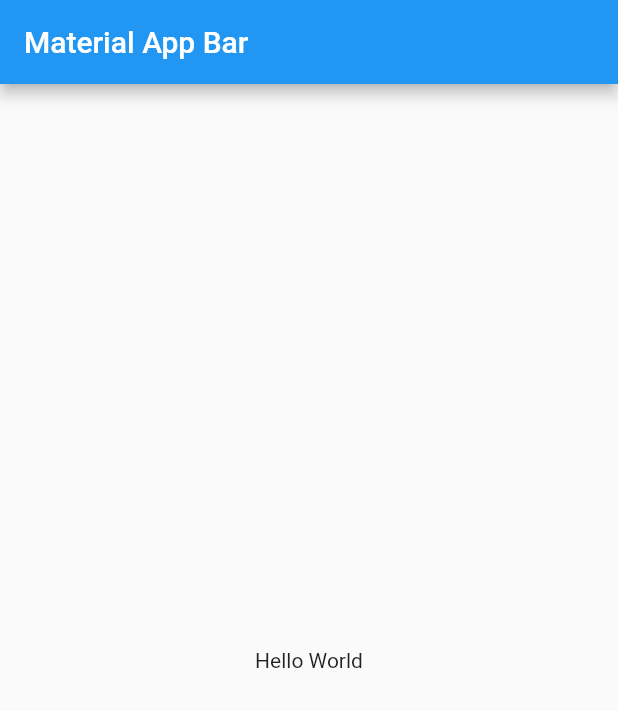
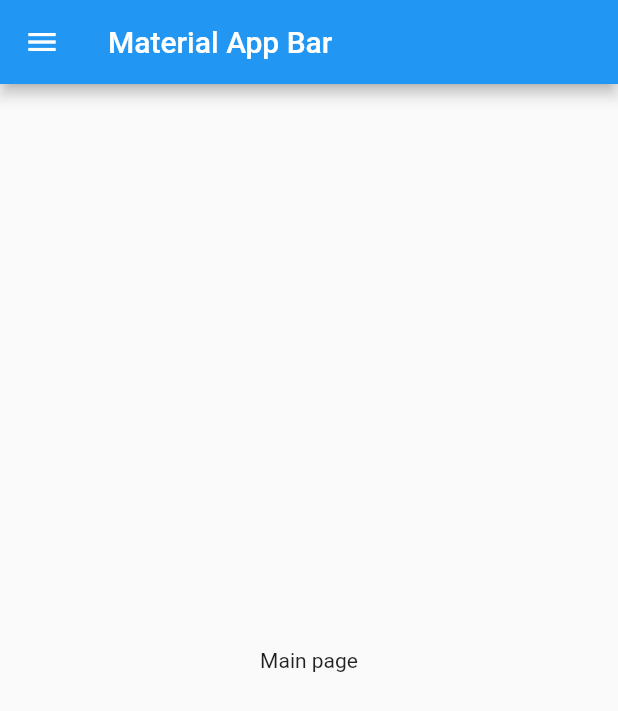
Before and after one commit to AleixAlfonso/ilernaApp, a Flutter app: the screen it shows after launch, on a phone screen of 412 x 824 dp. Shown: the top 711 px of the screen. Run offline on Flutter 3.47's test engine with Material 2 defaults, Android fonts, the phone set to English and light mode, and no system bars.

Commit message:
primer commit real

```diff
--- a/lib/main.dart
+++ b/lib/main.dart
@@ -6,17 +6,45 @@ class MyApp extends StatelessWidget {
   @override
   Widget build(BuildContext context) {
     return MaterialApp(
+      debugShowCheckedModeBanner: false,
       title: 'IlernaApp',
       home: Scaffold(
+        drawer: Drawer(
+          child: ListView(
+            children: [
+              Container(
+                child: CircleAvatar(foregroundImage: NetworkImage('https://lh3.googleusercontent.com/ogw/ADGmqu9P_gWKNfuN9zn90FR2QD7klCkd9p5EOkW_e42B=s32-c-mo',),),
+                height: 100,
+                width: double.infinity,
+                color: Colors.blue,
+              ),
+              crearApartado('Home',Icons.home),
+              crearApartado('Noticias',Icons.mail),
+            ],
+          ),
+
+        ),
         appBar: AppBar(
           title: Text('Material App Bar'),
         ),
         body: Center(
+
           child: Container(
-            child: Text('Hello World'),
+            child: Text('Main page'),
           ),
         ),
       ),
     );
   }
+
+Widget  crearApartado(String text, IconData icono) {
+
+  return ListTile(
+    title: Text('$text'),
+    trailing: Icon(icono),
+    onTap: (){},
+  );
+
+
+  }
 }
--- /dev/null
+++ b/lib/pages/home_page.dart
@@ -0,0 +1,11 @@
+import 'package:flutter/material.dart';
+class HomePage extends StatelessWidget {
+  @override
+  Widget build(BuildContext context) {
+    return Scaffold(
+      appBar: AppBar(
+        title: Text('Ilerna App.'),
+      ),
+    );
+  }
+}
```
